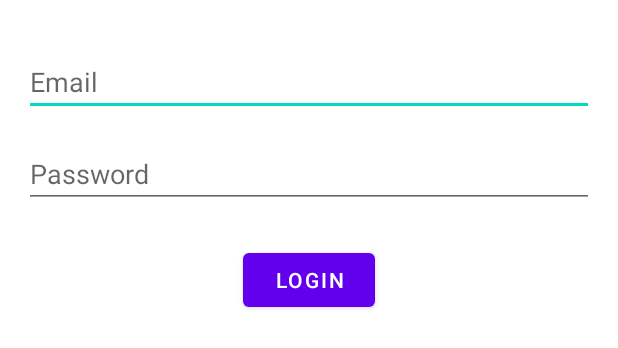
After one commit to Saaiiikrishna/ams-java, an Android app: the layout fragment_login.xml on its own in the app's theme, with its tools: preview values and no code run, on a phone screen of 412 x 824 dp. The commit adds this screen. Shown: the top 348 px of the screen. Run offline under Robolectric (Android 15) with nearby library versions, the phone set to English and light mode, and no system bars.

Commit message:
feat(android): implement navigation and secure token

```diff
--- a/entity-admin-android/app/build.gradle
+++ b/entity-admin-android/app/build.gradle
@@ -34,7 +34,12 @@ dependencies {
     implementation 'com.squareup.okhttp3:logging-interceptor:4.10.0'
     implementation 'com.google.dagger:hilt-android:2.48'
     kapt 'com.google.dagger:hilt-compiler:2.48'
+    implementation 'androidx.navigation:navigation-fragment-ktx:2.7.7'
+    implementation 'androidx.navigation:navigation-ui-ktx:2.7.7'
+    implementation 'androidx.security:security-crypto:1.1.0-alpha06'
 
     testImplementation 'junit:junit:4.13.2'
     testImplementation 'androidx.test:core:1.5.0'
+    testImplementation 'io.mockk:mockk:1.13.8'
+    testImplementation 'org.jetbrains.kotlinx:kotlinx-coroutines-test:1.7.3'
 }
--- a/entity-admin-android/app/src/main/AndroidManifest.xml
+++ b/entity-admin-android/app/src/main/AndroidManifest.xml
@@ -5,13 +5,11 @@
         android:name=".EntityAdminApp"
         android:label="@string/app_name"
         android:theme="@style/Theme.EntityAdmin">
-        <activity android:name=".LoginActivity">
+        <activity android:name=".MainActivity">
             <intent-filter>
                 <action android:name="android.intent.action.MAIN" />
                 <category android:name="android.intent.category.LAUNCHER" />
             </intent-filter>
         </activity>
-        <activity android:name=".SessionListActivity" />
-        <activity android:name=".MainActivity" />
     </application>
 </manifest>
--- /dev/null
+++ b/entity-admin-android/app/src/main/res/layout/fragment_login.xml
@@ -0,0 +1,43 @@
+<?xml version="1.0" encoding="utf-8"?>
+<androidx.constraintlayout.widget.ConstraintLayout xmlns:android="http://schemas.android.com/apk/res/android"
+    xmlns:app="http://schemas.android.com/apk/res-auto"
+    android:layout_width="match_parent"
+    android:layout_height="match_parent">
+
+    <EditText
+        android:id="@+id/editEmail"
+        android:layout_width="0dp"
+        android:layout_height="wrap_content"
+        android:hint="@string/email_hint"
+        android:inputType="textEmailAddress"
+        app:layout_constraintTop_toTopOf="parent"
+        app:layout_constraintStart_toStartOf="parent"
+        app:layout_constraintEnd_toEndOf="parent"
+        android:layout_marginStart="16dp"
+        android:layout_marginEnd="16dp"
+        android:layout_marginTop="32dp" />
+
+    <EditText
+        android:id="@+id/editPassword"
+        android:layout_width="0dp"
+        android:layout_height="wrap_content"
+        android:hint="@string/password_hint"
+        android:inputType="textPassword"
+        app:layout_constraintTop_toBottomOf="@id/editEmail"
+        app:layout_constraintStart_toStartOf="parent"
+        app:layout_constraintEnd_toEndOf="parent"
+        android:layout_marginStart="16dp"
+        android:layout_marginEnd="16dp"
+        android:layout_marginTop="16dp" />
+
+    <Button
+        android:id="@+id/buttonLogin"
+        android:layout_width="wrap_content"
+        android:layout_height="wrap_content"
+        android:text="@string/login"
+        app:layout_constraintTop_toBottomOf="@id/editPassword"
+        app:layout_constraintStart_toStartOf="parent"
+        app:layout_constraintEnd_toEndOf="parent"
+        android:layout_marginTop="24dp" />
+
+</androidx.constraintlayout.widget.ConstraintLayout>
--- a/entity-admin-android/app/src/main/res/values/themes.xml
+++ b/entity-admin-android/app/src/main/res/values/themes.xml
@@ -1,5 +1,7 @@
 <resources xmlns:tools="http://schemas.android.com/tools">
     <style name="Theme.EntityAdmin" parent="Theme.MaterialComponents.DayNight.NoActionBar">
-        <!-- Customize your theme here. -->
+        <item name="colorPrimary">@color/purple_500</item>
+        <item name="colorPrimaryVariant">@color/purple_700</item>
+        <item name="colorSecondary">@color/teal_200</item>
     </style>
 </resources>
```
Also changed, not shown: entity-admin-android/app/src/main/java/com/example/entityadmin/network/TokenManager.kt (+9 -1 lines), entity-admin-android/app/src/main/java/com/example/entityadmin/ui/LoginFragment.kt (added, +65 -0 lines), entity-admin-android/app/src/main/java/com/example/entityadmin/ui/SessionListFragment.kt (added, +43 -0 lines), entity-admin-android/app/src/main/res/layout/activity_main.xml (+6 -13 lines), entity-admin-android/app/src/main/res/layout/fragment_session_list.xml (added, +16 -0 lines), entity-admin-android/app/src/main/res/navigation/nav_graph.xml (added, +18 -0 lines), 4 other files.
